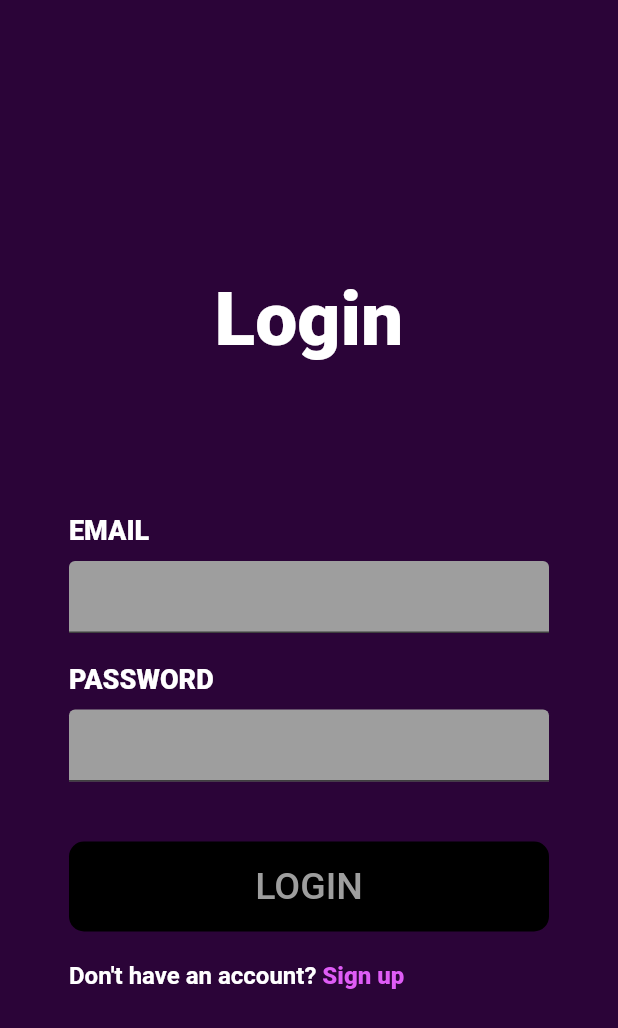
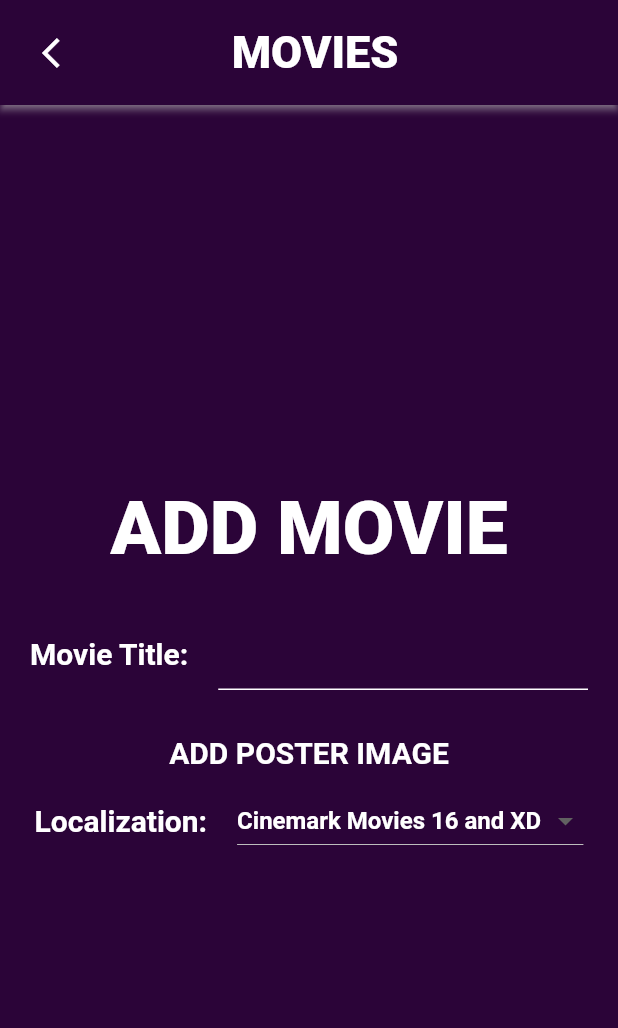
Before and after one commit to Alefig12/mbs, a Flutter app: the screen it shows after launch, on a phone screen of 412 x 824 dp. Shown: the top 1028 px of the screen. Run offline on Flutter 3.47's test engine with Material 2 defaults, Android fonts, the phone set to English and light mode, and no system bars; our stand-ins replace get, google_fonts.

Commit message:
AddMovie start

```diff
--- a/lib/ui/app.dart
+++ b/lib/ui/app.dart
@@ -8,6 +8,7 @@ import 'package:mbs/ui/pages/profile_page.dart';
 import 'package:mbs/ui/pages/review_page.dart';
 import 'package:mbs/ui/pages/tickets_page.dart';
 import 'package:mbs/ui/pages/signup_page.dart';
+import 'package:mbs/ui/pages/addmovie_page.dart';
 
 class MBS extends StatelessWidget {
   const MBS({super.key});
@@ -17,7 +18,7 @@ class MBS extends StatelessWidget {
     return GetMaterialApp(
       title: 'MBS',
       theme: ThemeData(scaffoldBackgroundColor: Color.fromARGB(255, 43, 4, 56)),
-      home: LoginPage(), // change back to login page
+      home: AddMovie(), // change back to login page
     );
   }
 }
--- /dev/null
+++ b/lib/ui/pages/addmovie_page.dart
@@ -0,0 +1,143 @@
+import 'package:flutter/material.dart';
+
+class AddMovie extends StatelessWidget {
+  const AddMovie({Key? key}) : super(key: key);
+
+  @override
+  Widget build(BuildContext context) {
+    return Scaffold(
+      key: Key('addMoviePage'),
+      appBar: AppBar(
+        toolbarHeight: 70,
+        title: Row(
+          mainAxisAlignment: MainAxisAlignment.spaceBetween,
+          children: [
+            IconButton(
+              icon: Icon(Icons.arrow_back_ios),
+              onPressed: () {},
+            ),
+            Text(
+              'MOVIES',
+              style: TextStyle(
+                color: Colors.white,
+                fontSize: 30.0,
+                fontWeight: FontWeight.w900,
+              ),
+            ),
+            SizedBox(width: 40.0),
+          ],
+        ),
+        backgroundColor: Color.fromARGB(255, 43, 4, 56),
+        centerTitle: true,
+        elevation: 2,
+        shadowColor: Colors.white,
+      ),
+      resizeToAvoidBottomInset: true,
+      body: SafeArea(
+        child: Center(
+          child: SingleChildScrollView(
+            child: Column(
+              mainAxisAlignment: MainAxisAlignment.center,
+              children: [
+                Padding(
+                  padding: const EdgeInsets.all(20.0),
+                  child: Column(
+                    children: [
+                      Text(
+                        'ADD MOVIE',
+                        textAlign: TextAlign.center,
+                        style: TextStyle(
+                          fontSize: 50.0,
+                          fontWeight: FontWeight.w900,
+                          color: Colors.white,
+                        ),
+                      ),
+                      SizedBox(height: 30.0),
+                      Row(
+                        mainAxisAlignment: MainAxisAlignment.center,
+                        children: [
+                          Text(
+                            'Movie Title:',
+                            style: TextStyle(
+                              color: Colors.white,
+                              fontSize: 20.0,
+                              fontWeight: FontWeight.w600,
+                            ),
+                          ),
+                          SizedBox(width: 20.0),
+                          Expanded(
+                            child: TextFormField(
+                              style: TextStyle(color: Colors.white),
+                              decoration: InputDecoration(
+                                enabledBorder: UnderlineInputBorder(
+                                  borderSide: BorderSide(color: Colors.white),
+                                ),
+                                focusedBorder: UnderlineInputBorder(
+                                  borderSide: BorderSide(color: Colors.white),
+                                ),
+                              ),
+                            ),
+                          ),
+                        ],
+                      ),
+                      SizedBox(height: 30.0),
+                      Column(
+                        mainAxisAlignment: MainAxisAlignment.center,
+                        children: [
+                          Text(
+                            'ADD POSTER IMAGE',
+                            style: TextStyle(
+                              color: Colors.white,
+                              fontSize: 20.0,
+                              fontWeight: FontWeight.w600,
+                            ),
+                          ),
+                          SizedBox(height: 10.0),
+                          Row(
+                            mainAxisAlignment: MainAxisAlignment.center,
+                            children: [
+                              Text(
+                                'Localization:',
+                                style: TextStyle(
+                                  color: Colors.white,
+                                  fontSize: 20.0,
+                                  fontWeight: FontWeight.w600,
+                                ),
+                              ),
+                              SizedBox(width: 20.0),
+                              DropdownButton<String>(
+                                dropdownColor: Color.fromARGB(255, 43, 4, 56),
+                                value:
+                                    'Cinemark Movies 16 and XD', // Change this value to set the initial value of the dropdown button
+                                onChanged: (String? newValue) {},
+                                items: <String>[
+                                  'Cinemark Movies 16 and XD',
+                                  'Alamo Drafthouse Cinema',
+                                  'Premiere Cinema + IMAX',
+                                  'Cinemark Tinseltown and XD',
+                                ].map<DropdownMenuItem<String>>((String value) {
+                                  return DropdownMenuItem<String>(
+                                    value: value,
+                                    child: Text(value,
+                                        style: TextStyle(
+                                          color: Colors.white,
+                                          fontWeight: FontWeight.w600,
+                                        )),
+                                  );
+                                }).toList(),
+                              ),
+                            ],
+                          ),
+                        ],
+                      ),
+                    ],
+                  ),
+                ),
+              ],
+            ),
+          ),
+        ),
+      ),
+    );
+  }
+}
--- a/pubspec.yaml
+++ b/pubspec.yaml
@@ -30,6 +30,7 @@ environment:
 dependencies:
   flutter:
     sdk: flutter
+
 
 
   # The following adds the Cupertino Icons font to your application.
```
Also changed, not shown: assets/Login_Background.png (added).
